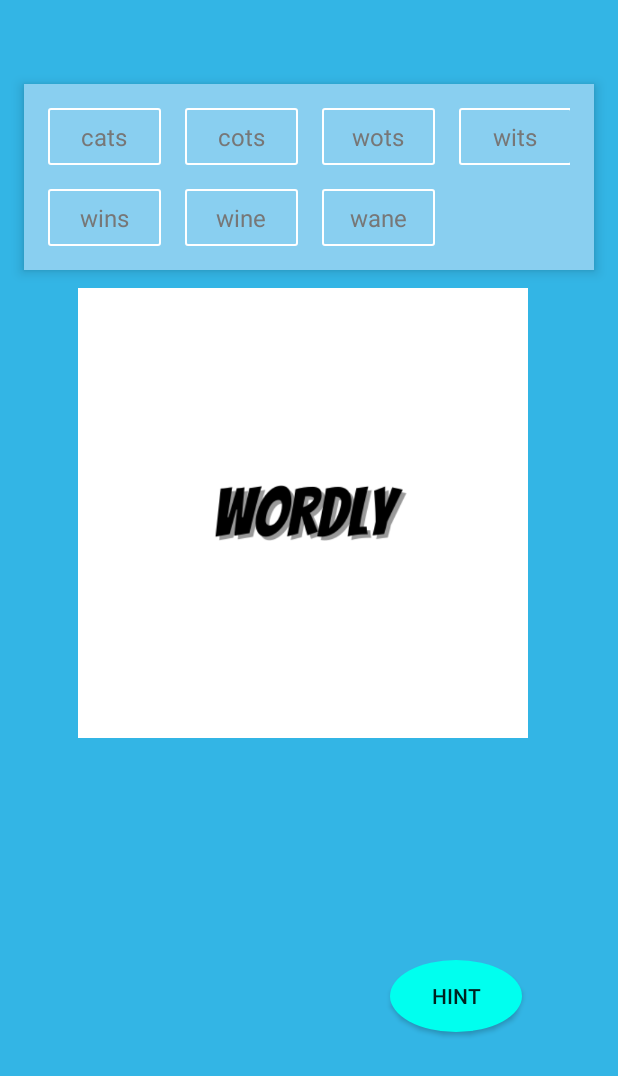
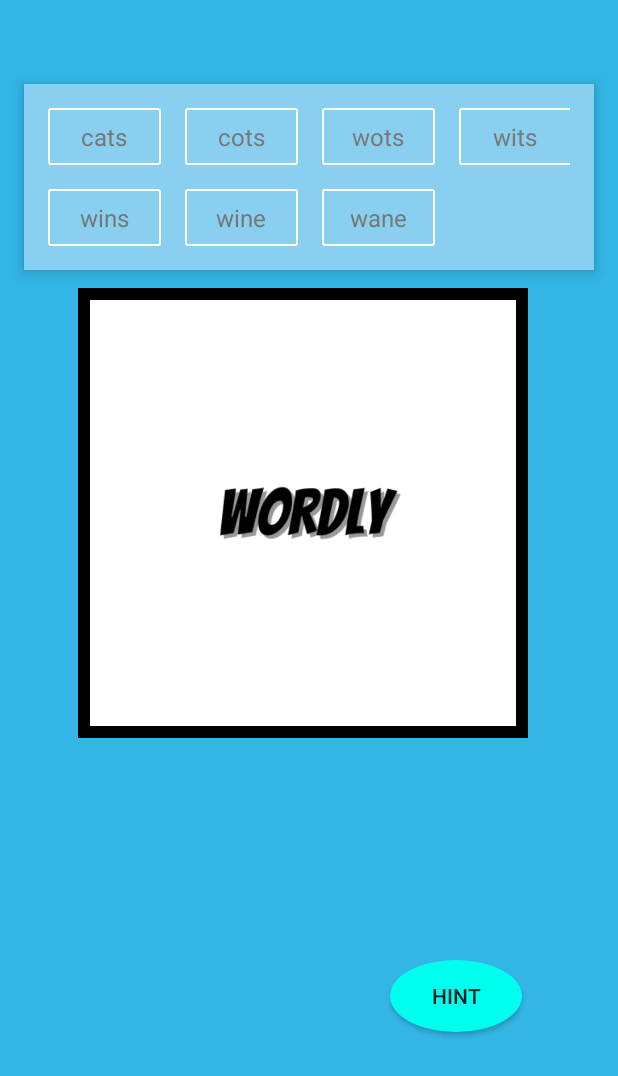
Before and after one commit to elee1109/Eli_Lennin_Wordly, an Android app: the screen it shows after launch (WordlyActivity), after a tap on "PLAY", on a phone screen of 412 x 824 dp. Shown: the top 1076 px of the screen. Run offline under Robolectric (Android 15) with nearby library versions, the phone set to English and light mode, and no system bars; 1 statement that could not run was skipped; 1 other tap on this screen came first.

Commit message:
padding added to imgView

```diff
--- /dev/null
+++ b/app/src/main/res/drawable/img_view_border.xml
@@ -0,0 +1,7 @@
+<?xml version="1.0" encoding="utf-8"?>
+<shape xmlns:android="http://schemas.android.com/apk/res/android"
+    android:shape="rectangle">
+
+    <solid android:color="@color/black"/>
+
+</shape>
--- a/app/src/main/res/layout/activity_wordly.xml
+++ b/app/src/main/res/layout/activity_wordly.xml
@@ -25,7 +25,11 @@
         android:layout_height="300dp"
         android:layout_marginStart="52dp"
         android:layout_marginTop="192dp"
+        android:background="@drawable/img_view_border"
         android:scaleType="centerCrop"
+        android:padding="8dp"
+        android:paddingLeft="8dp"
+        android:paddingRight="8dp"
         app:layout_constraintStart_toStartOf="parent"
         app:layout_constraintTop_toTopOf="parent" />
 
```
Also changed, not shown: app/src/main/res/values/colors.xml (+8 -0 lines).
